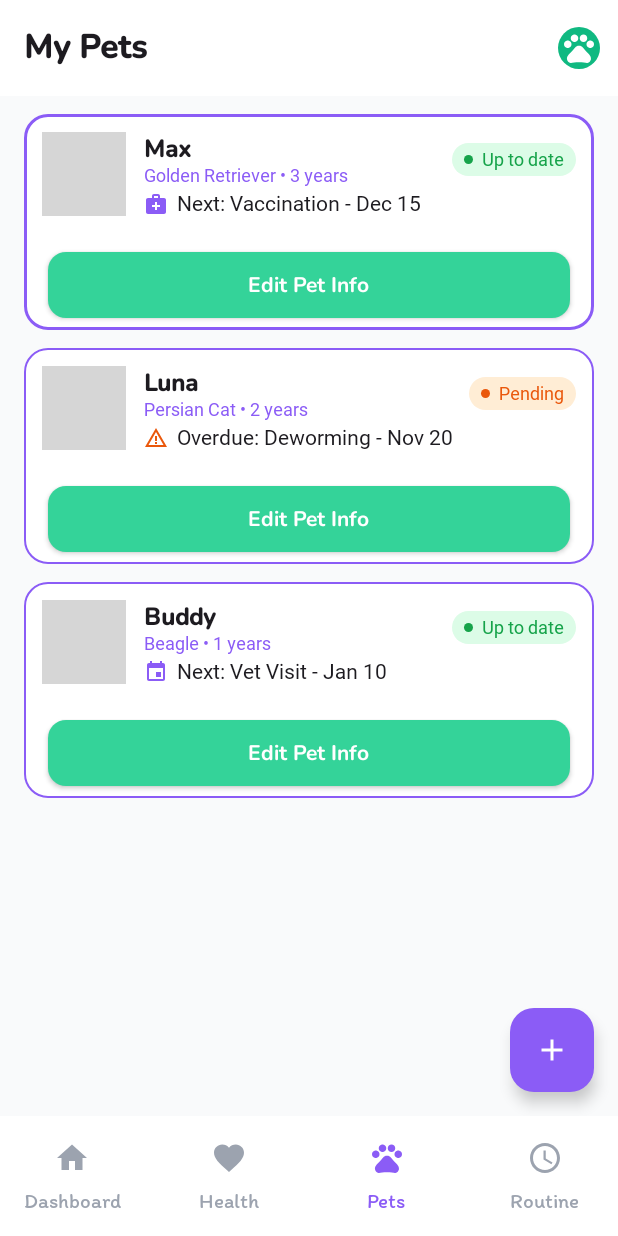
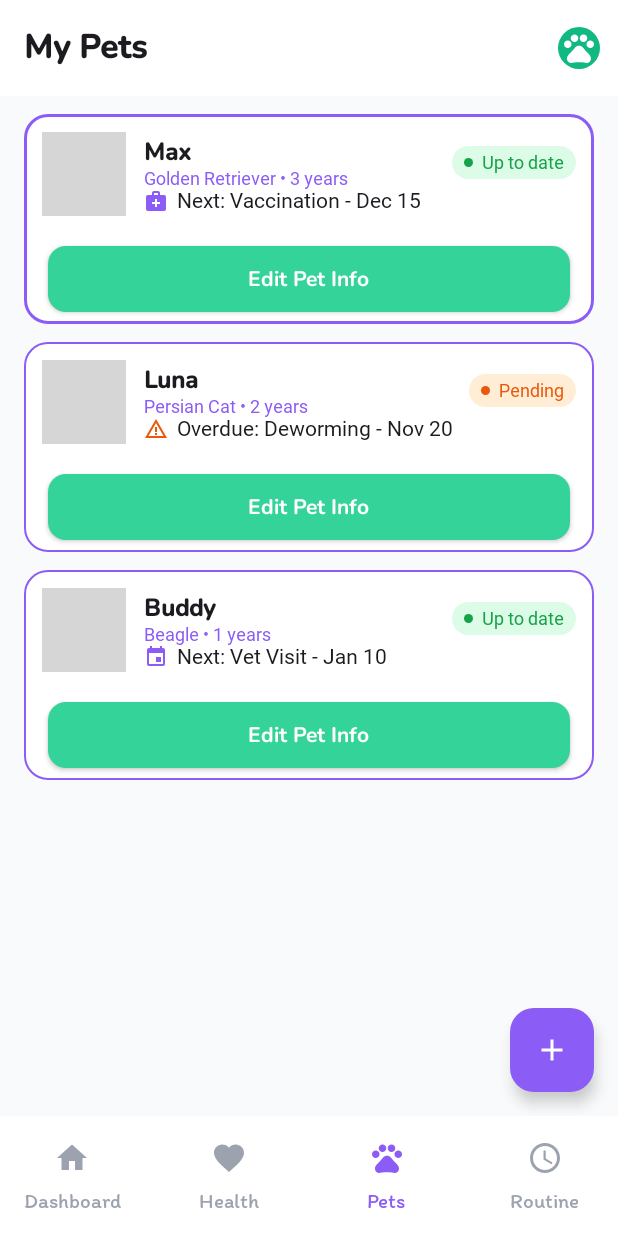
Before and after one commit to alfonsoj03/petcare-app-dev, an Android app built with Jetpack Compose: the PetsScreen screen opened through its navigation route, on a phone screen of 412 x 824 dp. Run offline under Robolectric (Android 15) with nearby library versions, the phone set to English and light mode, and no system bars; Roboto replaces fonts that are not available here; grey boxes are pictures that could not be loaded.

Commit message:
fix: spacing on pet cards

```diff
--- a/app/src/main/java/com/example/mascotasapp/ui/screens/pets/PetsScreen.kt
+++ b/app/src/main/java/com/example/mascotasapp/ui/screens/pets/PetsScreen.kt
@@ -162,13 +162,9 @@ private fun PetRowCard(
                     }
                     StatusBadge(upToDate = pet.upToDate)
                 }
-                Spacer(Modifier.height(4.dp))
                 EventRow(text = pet.nextEvent, type = pet.eventType)
             }
         }
-        Spacer(Modifier.height(4.dp))
-        // Full-width green button like wireframe
-// Reemplaza el bloque actual del botón por este
         Row(
             modifier = Modifier
                 .fillMaxWidth()
@@ -178,21 +174,21 @@ private fun PetRowCard(
                 onClick = onClick,
                 modifier = Modifier
                     .fillMaxWidth()
-                    .height(44.dp), // alto como en la segunda imagen
-                shape = RoundedCornerShape(12.dp), // bordes más redondeados
+                    .height(44.dp),
+                shape = RoundedCornerShape(12.dp),
                 elevation = androidx.compose.material3.ButtonDefaults.elevatedButtonElevation(
-                    defaultElevation = 2.dp, // sutil sombra
+                    defaultElevation = 2.dp,
                     pressedElevation = 4.dp
                 ),
                 colors = androidx.compose.material3.ButtonDefaults.buttonColors(
-                    containerColor = Color(0xFF34D399), // verde un poco más claro (look 2)
+                    containerColor = Color(0xFF34D399),
                     contentColor = Color.White
                 ),
                 contentPadding = PaddingValues(horizontal = 20.dp) // respira más
             ) {
                 Text(
                     "Edit Pet Info",
-                    style = MaterialTheme.typography.titleSmall, // texto un poquito más “fuerte”
+                    style = MaterialTheme.typography.titleSmall,
                     fontWeight = FontWeight.Medium
                 )
             }
```
